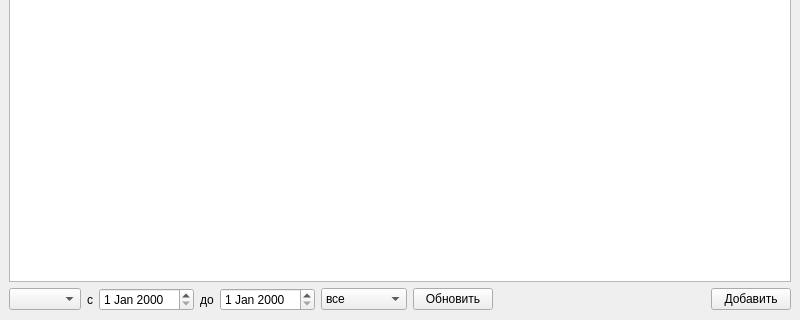
The window that ui/mainWindow.ui (evgs89/mvsremont) describes before a commit, drawn with Qt 5; both pictures show x 0 to 800 and y 280 to 600 of the 800 by 600 pixel window.
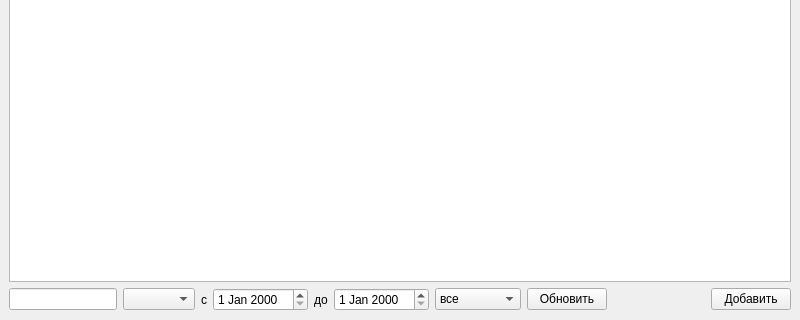
The same window after the commit.

What changed in the file:
```diff
--- a/ui/mainWindow.ui
+++ b/ui/mainWindow.ui
@@ -20,6 +20,9 @@
     </item>
     <item>
      <layout class="QHBoxLayout" name="horizontalLayout">
+      <item>
+       <widget class="QLineEdit" name="serialNumberEdit"/>
+      </item>
       <item>
        <widget class="QComboBox" name="devtypeBox"/>
       </item>
```
